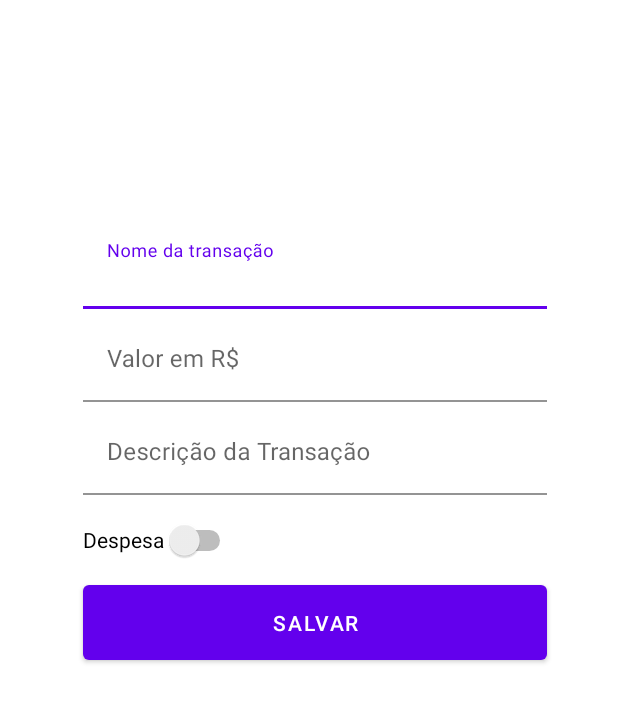
After one commit to DiegoSaturno/app-controle-financeiro, an Android app: the AddTransaction screen opened directly, with no data from a screen before it, on a phone screen of 412 x 824 dp. The commit adds this screen. Shown: the top 702 px of the screen. Run offline under Robolectric (Android 15) with nearby library versions, the phone set to English and light mode, and no system bars; our stand-ins replace Firebase (no records; nobody signed in at launch, a user with empty details on screens opened directly).

Commit message:
Transaction screen

```diff
--- a/app/build.gradle
+++ b/app/build.gradle
@@ -39,5 +39,7 @@ dependencies {
     implementation 'com.google.android.material:material:1.1.0-alpha06'
     implementation 'com.google.firebase:firebase-auth:17.0.0'
     implementation 'com.google.firebase:firebase-firestore:19.0.2'
-
+    implementation 'com.android.support:recyclerview-v7:28.0.0'
+    implementation 'com.android.support:cardview-v7:28.0.0'
+    implementation 'com.android.support:design:28.0.0'
 }
--- /dev/null
+++ b/app/src/main/java/com/diegoliv/controlefinanceiro/activities/main_page/AddTransaction.kt
@@ -0,0 +1,101 @@
+package com.diegoliv.controlefinanceiro.activities.main_page
+
+import android.content.Intent
+import androidx.appcompat.app.AppCompatActivity
+import android.os.Bundle
+import android.widget.Button
+import android.widget.EditText
+import android.widget.Switch
+import com.diegoliv.controlefinanceiro.R
+import com.diegoliv.controlefinanceiro.infrastructure.firebase.FirebaseDbHelper
+import com.diegoliv.controlefinanceiro.models.Transaction
+import com.diegoliv.controlefinanceiro.util.Utilities
+import com.google.firebase.auth.FirebaseAuth
+import java.util.*
+import kotlin.collections.HashMap
+
+class AddTransaction : AppCompatActivity() {
+
+    private lateinit var nameEditText: EditText
+    private lateinit var descriptionEditText: EditText
+    private lateinit var valueTextEdit: EditText
+    private lateinit var switchIsExpense: Switch
+
+    private lateinit var auth: FirebaseAuth
+    private lateinit var dbHelper: FirebaseDbHelper
+    private lateinit var util: Utilities
+
+    override fun onCreate(savedInstanceState: Bundle?) {
+        super.onCreate(savedInstanceState)
+        setContentView(R.layout.activity_add_transaction)
+
+        auth = FirebaseAuth.getInstance()
+        dbHelper = FirebaseDbHelper()
+        util = Utilities()
+
+        nameEditText = findViewById(R.id.transactionNameText)
+        descriptionEditText = findViewById(R.id.descriptionText)
+        valueTextEdit = findViewById(R.id.valueText)
+        switchIsExpense = findViewById(R.id.switchIsExpense)
+
+        setSaveButtonOnClickListener()
+    }
+
+    private fun setSaveButtonOnClickListener() {
+        findViewById<Button>(R.id.saveButton).setOnClickListener {
+            if (validateFields()) {
+                saveTransaction()
+            } else {
+                util
+                    .alertDialog("Atenção", "Preencha todos os campos.", this)
+                    .show()
+            }
+        }
+    }
+
+    private fun saveTransaction() {
+        var userId = auth.currentUser!!.uid
+        var transactionName = getInputValue(nameEditText)
+        var transactionDesc = getInputValue(descriptionEditText)
+        var value = getInputValue(valueTextEdit).toDouble()
+        var isExpense = switchIsExpense.isChecked
+
+        dbHelper.get("users", "authId", userId)
+            .addOnSuccessListener { documents ->
+                val documentData = documents.first()
+
+                val balance = documentData["balance"].toString().toDouble()
+
+                val newBalance = if (isExpense) balance - value else balance + value
+
+                val userDocumentRef = dbHelper.getDocumentReference("users", documentData.id)
+                val newValuesMap = HashMap<String, Any>()
+                newValuesMap["balance"] = newBalance
+
+                dbHelper.update(userDocumentRef, newValuesMap)
+
+                writeTransaction(Transaction(userId, Date(), isExpense, value, balance, newBalance, transactionName, transactionDesc))
+            }
+    }
+
+    private fun writeTransaction(transaction: Transaction) {
+        dbHelper.add("transactions", transaction)
+            .addOnSuccessListener {
+                util
+                    .alertDialog("Sucesso", "Transação salva com sucesso!", this)
+                    .show()
+                    .setOnDismissListener {
+                        startActivity(Intent(this@AddTransaction, TransactionHistoryActivity::class.java))
+                    }
+            }
+    }
+
+    private fun validateFields() : Boolean {
+        return getInputValue(nameEditText).isNotEmpty()
+                && getInputValue(valueTextEdit).isNotEmpty()
+    }
+
+    private fun getInputValue(input: EditText) : String {
+        return input.text.toString()
+    }
+}
--- a/app/src/main/java/com/diegoliv/controlefinanceiro/models/Transaction.kt
+++ b/app/src/main/java/com/diegoliv/controlefinanceiro/models/Transaction.kt
@@ -8,4 +8,6 @@ data class Transaction (
     var isExpense: Boolean,
     var value: Double,
     var balanceBefore: Double,
-    var account_id: String)
+    var balanceAfter: Double,
+    var name: String,
+    var description: String?)
--- a/app/src/main/java/com/diegoliv/controlefinanceiro/models/User.kt
+++ b/app/src/main/java/com/diegoliv/controlefinanceiro/models/User.kt
@@ -1,3 +1,3 @@
 package com.diegoliv.controlefinanceiro.models
 
-data class User(var email: String, var name: String, var authId: String)
+data class User(var email: String, var name: String, var authId: String, var balance: Double? = 0.0)
--- /dev/null
+++ b/app/src/main/res/layout/activity_add_transaction.xml
@@ -0,0 +1,70 @@
+<?xml version="1.0" encoding="utf-8"?>
+<androidx.constraintlayout.widget.ConstraintLayout
+        xmlns:android="http://schemas.android.com/apk/res/android"
+        xmlns:tools="http://schemas.android.com/tools"
+        xmlns:app="http://schemas.android.com/apk/res-auto"
+        android:layout_width="match_parent"
+        android:layout_height="match_parent"
+        tools:context=".activities.main_page.AddTransaction">
+
+    <com.google.android.material.textfield.TextInputLayout
+            android:layout_width="309dp"
+            android:layout_height="62dp"
+            app:layout_constraintTop_toTopOf="parent"
+            android:layout_marginTop="150dp" app:layout_constraintStart_toStartOf="parent"
+            android:layout_marginStart="8dp" app:layout_constraintEnd_toEndOf="parent"
+            app:boxBackgroundColor="@color/white"
+            android:id="@+id/nomeLayout">
+
+        <com.google.android.material.textfield.TextInputEditText
+                android:layout_width="match_parent"
+                android:layout_height="wrap_content"
+                android:hint="Nome da transação" android:id="@+id/transactionNameText"/>
+    </com.google.android.material.textfield.TextInputLayout>
+    <com.google.android.material.textfield.TextInputLayout
+            android:layout_width="309dp"
+            android:layout_height="62dp"
+            app:layout_constraintTop_toBottomOf="@+id/nomeLayout"
+            app:layout_constraintEnd_toEndOf="@+id/nomeLayout"
+            app:layout_constraintStart_toStartOf="@+id/nomeLayout" app:boxBackgroundColor="@color/white"
+            android:id="@+id/textInputLayout2">
+
+        <com.google.android.material.textfield.TextInputEditText
+                android:layout_width="match_parent"
+                android:layout_height="wrap_content"
+                android:hint="Valor em R$" android:id="@+id/valueText"/>
+    </com.google.android.material.textfield.TextInputLayout>
+    <com.google.android.material.textfield.TextInputLayout
+            android:layout_width="309dp"
+            android:layout_height="62dp"
+            app:layout_constraintTop_toBottomOf="@+id/textInputLayout2"
+            app:layout_constraintEnd_toEndOf="@+id/textInputLayout2"
+            app:layout_constraintStart_toStartOf="@+id/textInputLayout2" app:boxBackgroundColor="@color/white"
+            android:id="@+id/layoutDescricao">
+
+        <com.google.android.material.textfield.TextInputEditText
+                android:layout_width="match_parent"
+                android:layout_height="wrap_content"
+                android:hint="Descrição da Transação" android:id="@+id/descriptionText"/>
+    </com.google.android.material.textfield.TextInputLayout>
+    <Switch
+            android:text="Despesa"
+            android:layout_width="wrap_content"
+            android:layout_height="32dp"
+            android:id="@+id/switchIsExpense"
+            app:layout_constraintStart_toStartOf="@+id/layoutDescricao"
+            android:layout_marginTop="8dp" app:layout_constraintTop_toBottomOf="@+id/layoutDescricao"/>
+
+    <com.google.android.material.button.MaterialButton
+            android:id="@+id/saveButton"
+            style="@style/Widget.MaterialComponents.Button"
+            android:layout_width="0dp"
+            android:layout_height="62dp"
+            android:text="Salvar"
+            app:layout_constraintEnd_toEndOf="@+id/textInputLayout2"
+            app:layout_constraintStart_toStartOf="@+id/textInputLayout2"
+            app:layout_constraintHorizontal_bias="0.0" app:layout_constraintTop_toBottomOf="@+id/switchIsExpense"
+            android:layout_marginTop="8dp"/>
+
+
+</androidx.constraintlayout.widget.ConstraintLayout>
--- a/app/src/main/res/menu/activity_home_drawer.xml
+++ b/app/src/main/res/menu/activity_home_drawer.xml
@@ -13,7 +13,7 @@
                 android:title="Transações"/>
     </group>
 
-    <item>
+    <item android:title="">
         <menu>
             <item
                     android:id="@+id/nav_signout"
--- a/app/src/main/res/values/colors.xml
+++ b/app/src/main/res/values/colors.xml
@@ -3,5 +3,6 @@
     <color name="colorPrimary">#6300ED</color>
     <color name="colorPrimaryDark">#2E006E</color>
     <color name="colorAccent">#D81B60</color>
+    <color name="pallete_green">#08A12D</color>
     <color name="white">#FFF</color>
 </resources>
--- a/app/src/main/res/values/strings.xml
+++ b/app/src/main/res/values/strings.xml
@@ -21,4 +21,5 @@
 
     <!-- TODO: Remove or change this placeholder text -->
     <string name="hello_blank_fragment">Hello blank fragment</string>
+    <string name="title_activity_transaction">TransactionActivity</string>
 </resources>
```
Also changed, not shown: app/src/main/AndroidManifest.xml (+7 -0 lines), app/src/main/java/com/diegoliv/controlefinanceiro/activities/main_page/HomeActivity.kt (+5 -5 lines), app/src/main/java/com/diegoliv/controlefinanceiro/activities/main_page/SaveBalance.kt (+65 -0 lines), app/src/main/java/com/diegoliv/controlefinanceiro/activities/main_page/TransactionHistoryActivity.kt (added, +79 -0 lines), app/src/main/java/com/diegoliv/controlefinanceiro/activities/main_page/adapters/TransactionsAdapter.kt (added, +46 -0 lines), app/src/main/java/com/diegoliv/controlefinanceiro/fragments/TransactionFragment.kt (deleted, +0 -103 lines), app/src/main/java/com/diegoliv/controlefinanceiro/infrastructure/firebase/FirebaseDbHelper.kt (+14 -2 lines), app/src/main/java/com/diegoliv/controlefinanceiro/models/Account.kt (deleted, +0 -8 lines), app/src/main/res/layout/activity_transaction.xml (added, +24 -0 lines), app/src/main/res/layout/transaction_item.xml (added, +56 -0 lines).
